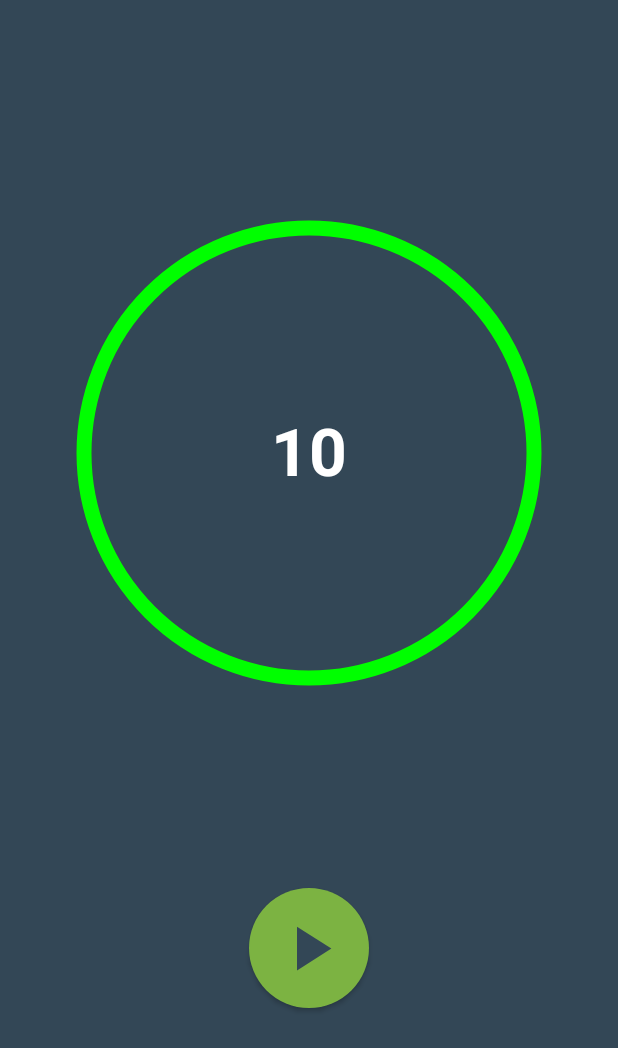
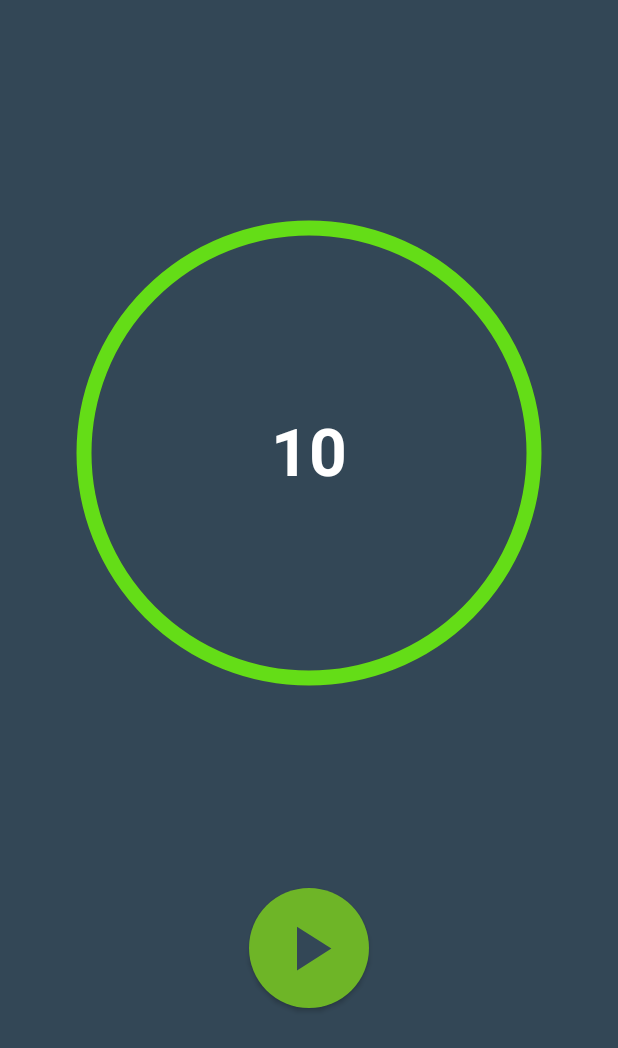
Before and after one commit to GDGCVITBHOPAL/Timer, an Android app built with Jetpack Compose: the screen it shows after launch (MainActivity), on a phone screen of 412 x 824 dp. Shown: the top 1048 px of the screen. Run offline under Robolectric (Android 15) with nearby library versions, the phone set to English and light mode, and no system bars.

Commit message:
Arc Color Change Animation Fix

```diff
--- a/app/src/main/java/com/example/timer/MainActivity.kt
+++ b/app/src/main/java/com/example/timer/MainActivity.kt
@@ -1,12 +1,10 @@
 package com.example.timer
 
 import android.os.Bundle
-import android.util.Log
 import androidx.activity.ComponentActivity
 import androidx.activity.compose.setContent
 import androidx.compose.animation.Animatable
 import androidx.compose.animation.animateColor
-import androidx.compose.animation.animateColorAsState
 import androidx.compose.animation.core.*
 import androidx.compose.foundation.Canvas
 import androidx.compose.foundation.layout.*
@@ -29,18 +27,12 @@ import androidx.compose.ui.layout.onSizeChanged
 import androidx.compose.ui.text.AnnotatedString
 import androidx.compose.ui.text.TextStyle
 import androidx.compose.ui.text.font.FontWeight
-import androidx.compose.ui.tooling.preview.Preview
 import androidx.compose.ui.unit.Dp
 import androidx.compose.ui.unit.IntSize
 import androidx.compose.ui.unit.dp
 import androidx.compose.ui.unit.sp
-import com.example.timer.ui.theme.background1
-import com.example.timer.ui.theme.green
-import com.example.timer.ui.theme.ring1
-import com.example.timer.ui.theme.yellow
+import com.example.timer.ui.theme.*
 import kotlinx.coroutines.delay
-
-private const val Tag = "Main Activity"
 
 class MainActivity : ComponentActivity() {
     override fun onCreate(savedInstanceState: Bundle?) {
@@ -85,7 +77,6 @@ fun Timer(
     onInputClick: () -> Unit,
     totalTime: Long,
     inactiveBarColor: Color,
-    activeBarColor: Color,
     modifier: Modifier = Modifier,
     initialValue: Float = 1f,
     strokeWidth: Dp = 8.dp
@@ -106,10 +97,6 @@ fun Timer(
     var isTimerRunning by rememberSaveable {
         mutableStateOf(false)
     }
-
-
-
-
     // Animation state for button
     var activeButton by rememberSaveable {
         mutableStateOf(ButtonState.Play)
@@ -119,8 +106,8 @@ fun Timer(
         transitionSpec = { tween(500)}) { state ->
         when (state) {
             ButtonState.Pause -> yellow
-            ButtonState.Restart -> green
-            else -> green
+            ButtonState.Restart -> green2
+            else -> green2
         }
     }
     val buttonCornerDp by buttonTransition.animateDp(label = "Button Shape",
@@ -138,26 +125,21 @@ fun Timer(
             else -> 80.dp
         }
     }
-
-    val color = remember { Animatable(Color.Green) }
+    // animate color of arc
+    val color = remember { Animatable(green1) }
     var colorChange by rememberSaveable {
-        mutableStateOf(false)
-    }
-    // animate to green/red based on `button click`
+        mutableStateOf(false) }
     LaunchedEffect(colorChange) {
         if (currentTime > 0) {
             color.animateTo(
                 if (isTimerRunning) Color.Red else color.value,
                 animationSpec = tween(
-                    durationMillis = totalTime.toInt()
+                    durationMillis = 2*totalTime.toInt()
                 )
             )
         }
-        else{
-            Log.wtf(Tag, "In else = ${color.value}")
-            color.animateTo(Color.Green, animationSpec = tween(1000))
-            Log.wtf(Tag, "In else = ${color.value}")
-        }
+        else color.animateTo(Color.Green, animationSpec = tween(1000))
+
     }
 
     LaunchedEffect(key1 = currentTime, key2 = isTimerRunning) {
@@ -166,7 +148,7 @@ fun Timer(
             currentTime -= 100L
             value = currentTime / totalTime.toFloat()
         } else {
-            colorChange = !colorChange
+            colorChange = false
             activeButton = ButtonState.Restart
         }
     }
@@ -256,7 +238,6 @@ fun TimerScreen(onInputClick: () -> Unit) {
         onInputClick = onInputClick,
         totalTime = 10L * 1000L,
         inactiveBarColor = Color.DarkGray,
-        activeBarColor = ring1,
         modifier = Modifier.size(300.dp),
         strokeWidth = 10.dp
     )
@@ -273,25 +254,10 @@ fun InputScreen(onInputClick: () -> Unit) {
             modifier = Modifier
                 .padding(40.dp),
             onClick = { onInputClick() },
-            colors = ButtonDefaults.buttonColors(backgroundColor = ring1)
+            colors = ButtonDefaults.buttonColors(backgroundColor = orange)
         )
         {
             Text(text = "Back")
         }
     }
 }
-/*
-
-@Preview("Input Screen")
-@Composable
-fun Preview_Input() {
-    InputScreen(onInputClick = {  })
-}
-
-*/
-
-@Preview("Main Screen")
-@Composable
-fun Preview_Timer() {
-    TimerScreen(onInputClick = {  })
-}
--- a/app/src/main/java/com/example/timer/ui/theme/Color.kt
+++ b/app/src/main/java/com/example/timer/ui/theme/Color.kt
@@ -9,6 +9,7 @@ val Teal200 = Color(0xFF03DAC5)
 
 
 val background1 = Color(0xFF334756)
-val ring1 = Color(0xFFFF4C29)
-val green = Color(0xFF7cb342)
+val orange = Color(0xFFFF4C29)
+val green1 = Color(0xFF64dd17)
+val green2 = Color(0xFF6eb527)
 val yellow = Color(0xFFfdd835)
```
